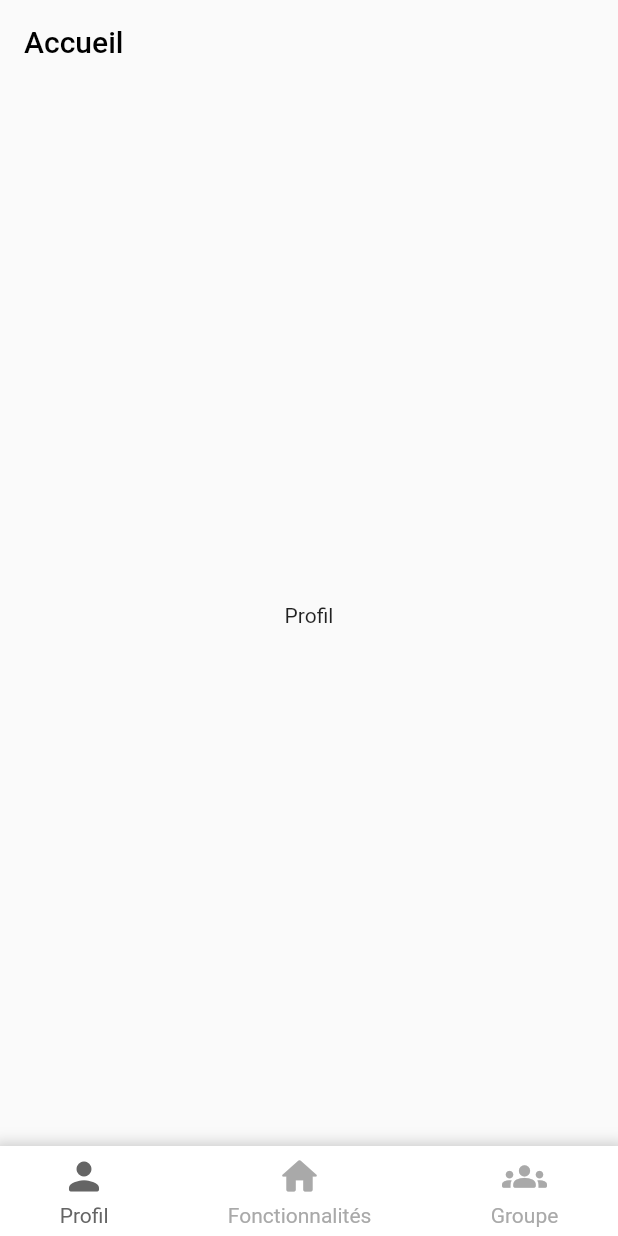
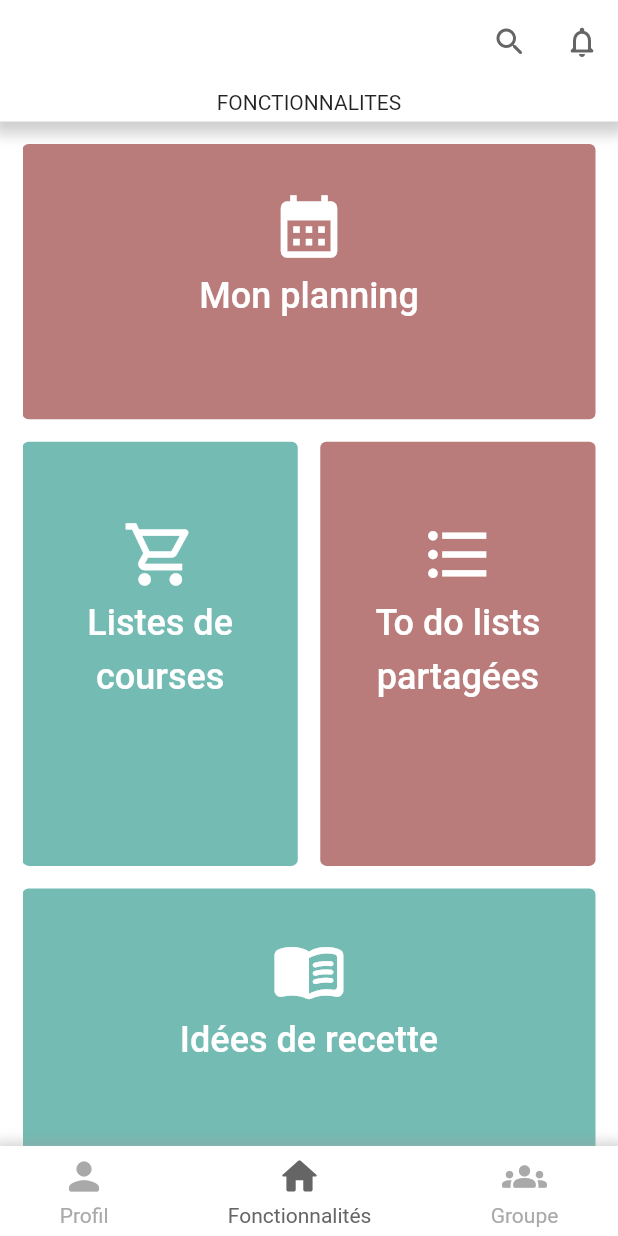
Before and after one commit to peppearl/freshmind, a Flutter app: the screen it shows once a user with an empty profile is signed in, on a phone screen of 412 x 824 dp. Run offline on Flutter 3.47's test engine with Material 2 defaults, Android fonts, the light colour scheme and no system bars; our stand-ins replace email_validator, firebase_auth, firebase_core; accounts and stored records are empty.

Commit message:
feat: Editing functionnalities page according to mockup

```diff
--- a/lib/main.dart
+++ b/lib/main.dart
@@ -2,7 +2,6 @@ import 'package:firebase_auth/firebase_auth.dart';
 import 'package:firebase_core/firebase_core.dart';
 import 'package:flutter/material.dart';
 import 'package:freshmind/pages/auth_page.dart';
-import 'package:freshmind/pages/home.dart';
 import 'package:freshmind/pages/verify_email_page.dart';
 import 'package:freshmind/utils.dart';
 
--- /dev/null
+++ b/lib/pages/functionnalities_page.dart
@@ -0,0 +1,191 @@
+import 'package:flutter/material.dart';
+import 'package:flutter_staggered_grid_view/flutter_staggered_grid_view.dart';
+
+class FunctionnalitiesPage extends StatefulWidget {
+  const FunctionnalitiesPage({super.key});
+
+  @override
+  State<FunctionnalitiesPage> createState() => _FunctionnalitiesPageState();
+}
+
+class _FunctionnalitiesPageState extends State<FunctionnalitiesPage> {
+  @override
+  Widget build(BuildContext context) {
+    return Scaffold(
+      backgroundColor: Colors.white,
+      body: Column(
+        children: [
+          Container(
+            padding: const EdgeInsets.only(bottom: 5),
+            width: double.infinity,
+            decoration: BoxDecoration(
+              color: Colors.white,
+              boxShadow: [
+                BoxShadow(
+                  color: Colors.grey.withOpacity(0.5),
+                  spreadRadius: 5,
+                  blurRadius: 7,
+                  offset: const Offset(0, 3), // changes position of shadow
+                ),
+              ],
+            ),
+            child: const Text(
+              "FONCTIONNALITES",
+              textAlign: TextAlign.center,
+              style: TextStyle(fontSize: 14),
+            ),
+          ),
+          Expanded(
+            child: Padding(
+              padding: const EdgeInsets.fromLTRB(15, 0, 15, 0),
+              child: ListView(children: [
+                Container(
+                  margin: const EdgeInsets.only(top: 15),
+                  child: StaggeredGrid.count(
+                    crossAxisCount: 4,
+                    mainAxisSpacing: 15,
+                    crossAxisSpacing: 15,
+                    children: [
+                      StaggeredGridTile.count(
+                        crossAxisCellCount: 4,
+                        mainAxisCellCount: 2,
+                        child: GridTile(
+                            child: TextButton(
+                                style: TextButton.styleFrom(
+                                    backgroundColor: const Color.fromARGB(
+                                        255, 185, 124, 123),
+                                    foregroundColor: Colors.white,
+                                    padding: const EdgeInsets.fromLTRB(
+                                        50, 30, 50, 30)),
+                                onPressed: () {},
+                                child: Center(
+                                  child: Column(
+                                    children: const <Widget>[
+                                      Icon(
+                                        Icons.calendar_month,
+                                        size: 50,
+                                      ),
+                                      Text("Mon planning",
+                                          style: TextStyle(
+                                              fontSize: 24, height: 1.5))
+                                    ],
+                                  ),
+                                ))),
+                      ),
+                      StaggeredGridTile.count(
+                        crossAxisCellCount: 2,
+                        mainAxisCellCount: 3,
+                        child: GridTile(
+                            child: TextButton(
+                                style: TextButton.styleFrom(
+                                    backgroundColor: const Color(0xFF73BBB3),
+                                    foregroundColor: Colors.white,
+                                    padding: const EdgeInsets.fromLTRB(
+                                        20, 50, 20, 50)),
+                                onPressed: () {},
+                                child: Center(
+                                  child: Column(
+                                    children: const <Widget>[
+                                      Icon(
+                                        Icons.local_grocery_store_outlined,
+                                        size: 50,
+                                      ),
+                                      Text("Listes de courses",
+                                          textAlign: TextAlign.center,
+                                          style: TextStyle(
+                                              fontSize: 24, height: 1.5))
+                                    ],
+                                  ),
+                                ))),
+                      ),
+                      StaggeredGridTile.count(
+                        crossAxisCellCount: 2,
+                        mainAxisCellCount: 3,
+                        child: GridTile(
+                            child: TextButton(
+                                style: TextButton.styleFrom(
+                                    backgroundColor: const Color.fromARGB(
+                                        255, 185, 124, 123),
+                                    foregroundColor: Colors.white,
+                                    padding: const EdgeInsets.fromLTRB(
+                                        10, 50, 10, 50)),
+                                onPressed: () {},
+                                child: Center(
+                                  child: Column(
+                                    children: const <Widget>[
+                                      Icon(
+                                        Icons.format_list_bulleted,
+                                        size: 50,
+                                      ),
+                                      Text("To do lists partagées",
+                                          textAlign: TextAlign.center,
+                                          style: TextStyle(
+                                              fontSize: 24, height: 1.5))
+                                    ],
+                                  ),
+                                ))),
+                      ),
+                      StaggeredGridTile.count(
+                        crossAxisCellCount: 4,
+                        mainAxisCellCount: 2,
+                        child: GridTile(
+                            child: TextButton(
+                                style: TextButton.styleFrom(
+                                    backgroundColor: const Color(0xFF73BBB3),
+                                    foregroundColor: Colors.white,
+                                    padding: const EdgeInsets.fromLTRB(
+                                        50, 30, 50, 30)),
+                                onPressed: () {},
+                                child: Center(
+                                  child: Column(
+                                    children: const <Widget>[
+                                      Icon(
+                                        Icons.menu_book_rounded,
+                                        size: 50,
+                                      ),
+                                      Text("Idées de recette",
+                                          textAlign: TextAlign.center,
+                                          style: TextStyle(
+                                              fontSize: 24, height: 1.5))
+                                    ],
+                                  ),
+                                ))),
+                      ),
+                      StaggeredGridTile.count(
+                        crossAxisCellCount: 2,
+                        mainAxisCellCount: 3,
+                        child: GridTile(
+                            child: TextButton(
+                                style: TextButton.styleFrom(
+                                    backgroundColor: const Color.fromARGB(
+                                        255, 185, 124, 123),
+                                    foregroundColor: Colors.white,
+                                    padding: const EdgeInsets.fromLTRB(
+                                        20, 70, 20, 70)),
+                                onPressed: () {},
+                                child: Center(
+                                  child: Column(
+                                    children: const <Widget>[
+                                      Icon(
+                                        Icons.self_improvement_rounded,
+                                        size: 50,
+                                      ),
+                                      Text("Bien-être",
+                                          textAlign: TextAlign.center,
+                                          style: TextStyle(
+                                              fontSize: 24, height: 1.5))
+                                    ],
+                                  ),
+                                ))),
+                      ),
+                    ],
+                  ),
+                ),
+              ]),
+            ),
+          ),
+        ],
+      ),
+    );
+  }
+}
--- a/lib/pages/home.dart
+++ b/lib/pages/home.dart
@@ -1,5 +1,6 @@
-import 'package:firebase_auth/firebase_auth.dart';
 import 'package:flutter/material.dart';
+import 'package:freshmind/pages/functionnalities_page.dart';
+import 'package:freshmind/pages/profile.dart';
 import 'package:freshmind/widgets/scroll_list_widget.dart';
 
 class Home extends StatefulWidget {
@@ -12,32 +13,43 @@ class Home extends StatefulWidget {
 }
 
 class _HomeState extends State<Home> {
-  int pageIndex = 0;
+  int pageIndex = 1;
+
+  List iconItems = [
+    Icons.person_rounded,
+    Icons.home_rounded,
+    Icons.groups_rounded,
+  ];
+  List textItems = ["Profil", "Fonctionnalités", "Groupe"];
+
   @override
   Widget build(BuildContext context) {
-    final user = FirebaseAuth.instance.currentUser!;
-
     return Scaffold(
-      appBar: AppBar(
-        title: Text(
-          widget.title,
-          style: const TextStyle(color: Colors.black),
-        ),
-        backgroundColor: Colors.transparent,
-        elevation: 0,
+      appBar: PreferredSize(
+        preferredSize: const Size.fromHeight(60),
+        child: getAppBar(),
       ),
       body: getBody(),
       bottomNavigationBar: bottomAppBar(),
     );
   }
 
+  Widget getAppBar() {
+    return AppBar(elevation: 0, backgroundColor: Colors.white, actions: [
+      IconButton(
+        onPressed: () {},
+        icon: const Icon(Icons.search_rounded),
+        color: const Color.fromARGB(255, 101, 101, 101),
+      ),
+      IconButton(
+        onPressed: () {},
+        icon: const Icon(Icons.notifications_none_rounded),
+        color: const Color.fromARGB(255, 101, 101, 101),
+      ),
+    ]);
+  }
+
   Widget bottomAppBar() {
-    List iconItems = [
-      Icons.person_rounded,
-      Icons.home_rounded,
-      Icons.groups_rounded,
-    ];
-    List textItems = ["Profil", "Fonctionnalités", "Groupe"];
     return Container(
       height: 60,
       width: double.infinity,
@@ -91,10 +103,8 @@ class _HomeState extends State<Home> {
     return IndexedStack(
       index: pageIndex,
       children: const [
-        Center(
-          child: Text("Profil"),
-        ),
-        ScrollListWidget(),
+        Profile(title: "Profil"),
+        FunctionnalitiesPage(),
         Center(
           child: Text("Groupe"),
         ),
--- a/lib/pages/profile.dart
+++ b/lib/pages/profile.dart
@@ -17,16 +17,7 @@ class _ProfileState extends State<Profile> {
     final user = FirebaseAuth.instance.currentUser!;
 
     return Scaffold(
-        appBar: AppBar(
-          title: Text(
-            widget.title,
-            style: const TextStyle(color: Colors.black),
-          ),
-          backgroundColor: Colors.white,
-          elevation: 0,
-        ),
-        body: Padding(
-          padding: const EdgeInsets.all(32),
+        body: Center(
       child: Column(
         mainAxisAlignment: MainAxisAlignment.center,
         children: [
```
Lines whose indentation alone changed are shown as unchanged.
